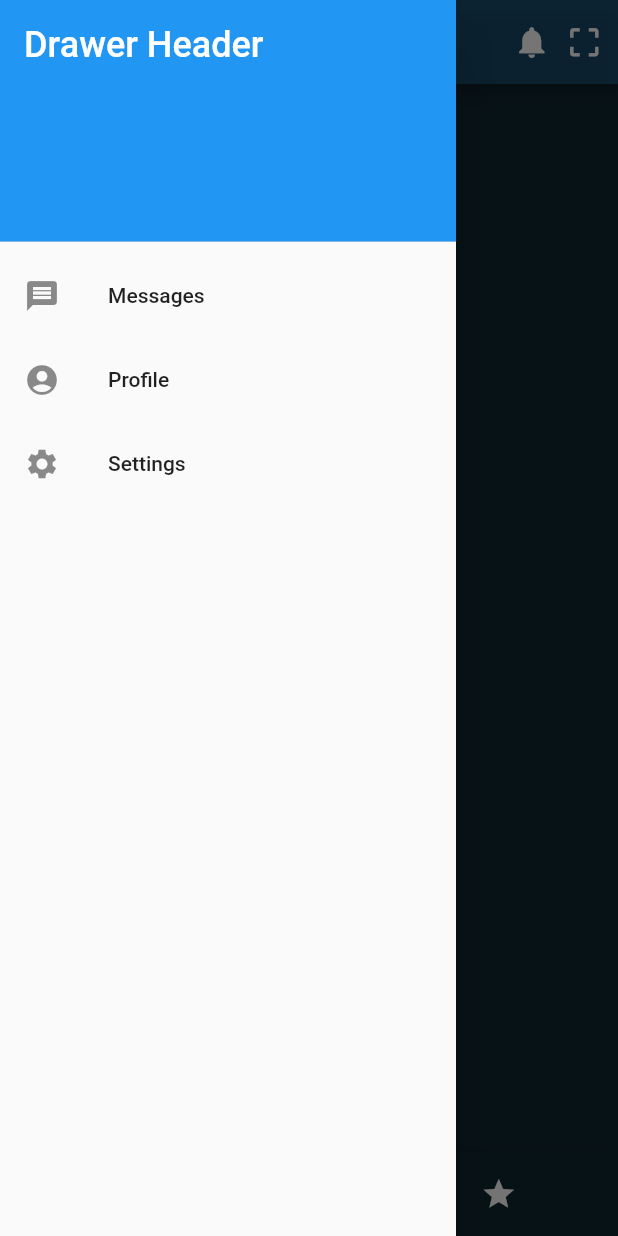
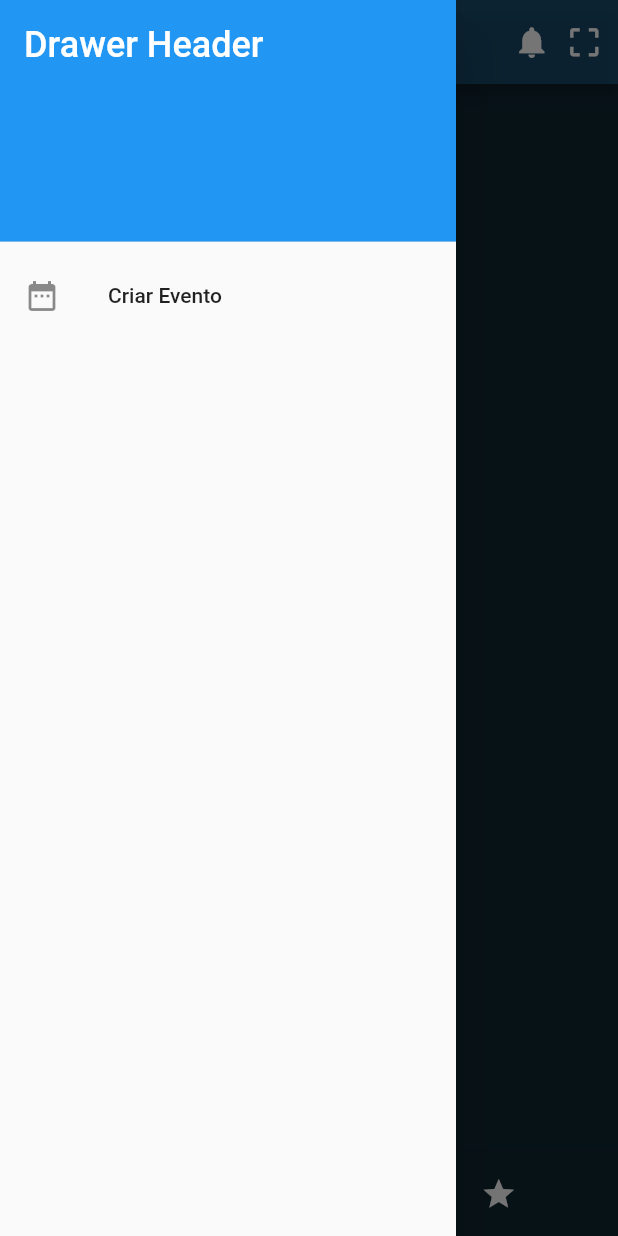
Before and after one commit to victorLessa/eUni-App-Flutter, a Flutter app: the HomePage screen opened by its route, item 2 of the bottom bar chosen, with the side drawer open, on a phone screen of 412 x 824 dp. Run offline on Flutter 3.47's test engine with Material 2 defaults, Android fonts, the phone set to English and light mode, and no system bars; drawn by our look-alikes of bottom_navy_bar; our stand-ins replace date_picker_timeline, flutter_login, flutter_speed_dial, flutter_spinkit, shared_preferences; accounts and stored records are empty; network calls fail.

Commit message:
animação de login e pagina de criar evento

```diff
--- a/lib/main.dart
+++ b/lib/main.dart
@@ -4,6 +4,7 @@ import 'package:flutter/material.dart';
 // import 'package:eni/pages/LoginV3.dart';
 import 'package:eni/pages/Home.dart';
 import 'package:eni/pages/LoginV4.dart';
+import 'package:eni/pages/CreateEvent.dart';
 
 void main() {
   runApp(MaterialApp(
@@ -14,6 +15,7 @@ void main() {
     routes: {
       '/': (context) => Login(),
       '/second': (context) => HomePage(),
+      '/createEvent': (context) => CreateEvent()
     },
   ));
 }
--- a/lib/pages/Home.dart
+++ b/lib/pages/Home.dart
@@ -128,7 +128,7 @@ class _HomePageState extends State<HomePage> {
           )
         ],
       ),
-      drawer: drawer(),
+      drawer: drawer(context),
       body: SizedBox.expand(
         child: PageView(
           controller: _pageController,
--- a/lib/ui/drawer/drawer.dart
+++ b/lib/ui/drawer/drawer.dart
@@ -1,10 +1,11 @@
 import 'package:flutter/material.dart';
+import 'package:eni/pages/CreateEvent.dart';
 
-Widget drawer() {
+Widget drawer(context) {
   return Drawer(
     child: ListView(
       padding: EdgeInsets.zero,
-      children: const <Widget>[
+      children: <Widget>[
         DrawerHeader(
           decoration: BoxDecoration(
             color: Colors.blue,
@@ -18,16 +19,13 @@ Widget drawer() {
           ),
         ),
         ListTile(
-          leading: Icon(Icons.message),
-          title: Text('Messages'),
-        ),
-        ListTile(
-          leading: Icon(Icons.account_circle),
-          title: Text('Profile'),
-        ),
-        ListTile(
-          leading: Icon(Icons.settings),
-          title: Text('Settings'),
+          leading: Icon(Icons.date_range),
+          title: const Text('Criar Evento'),
+          onTap: () {
+            Navigator.push(context,
+                MaterialPageRoute(builder: (context) => CreateEvent()));
+            // Navigator.pushReplacementNamed(context, '/createEvent');
+          },
         ),
       ],
     ),
```
Also changed, not shown: lib/components/cardLog.dart (+9 -6 lines), lib/pages/CreateEvent.dart (added, +16 -0 lines).
